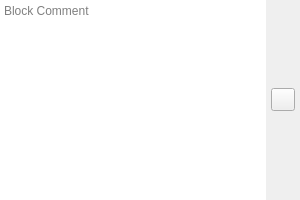
This is UI/Arduino/glitch-object-block-comment-arduino.ui in textbrowser/glitch as Qt 5 draws it before an edit. The edited form follows.
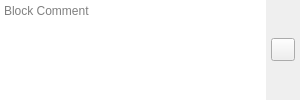
This is the edited form. Icons and pictures are not drawn.

Diff of the .ui file:
```diff
--- a/UI/Arduino/glitch-object-block-comment-arduino.ui
+++ b/UI/Arduino/glitch-object-block-comment-arduino.ui
@@ -7,7 +7,7 @@
     <x>0</x>
     <y>0</y>
     <width>300</width>
-    <height>200</height>
+    <height>100</height>
    </rect>
   </property>
   <property name="windowTitle">
```
